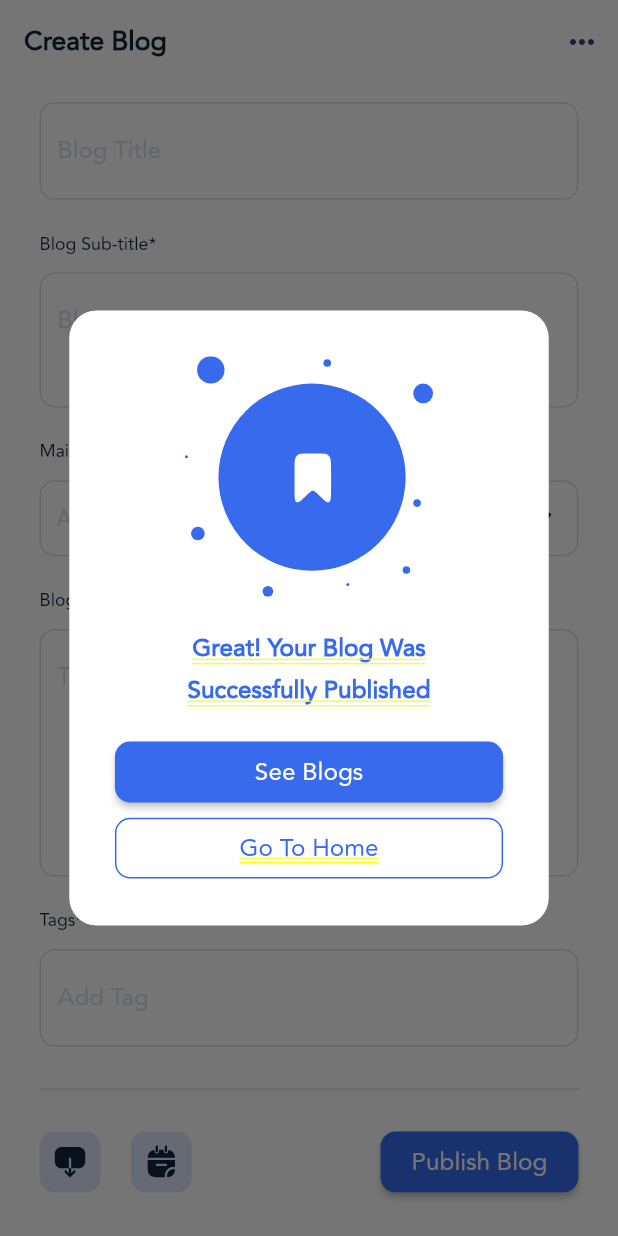
After one commit to MihirLathiya/BlogLand, a Flutter app: the AddBlogScreen screen opened directly, scrolled down 272 dp, after a tap on "Publish Blog", on a phone screen of 412 x 824 dp. The commit adds this screen. Run offline on Flutter 3.47's test engine with Material 2 defaults, Android fonts, the phone set to English and light mode, and no system bars; our stand-ins replace carousel_slider, dotted_border, flutter_slidable, flutter_svg, get, get_storage; accounts and stored records are empty.

Commit message:
init(29-12)

```diff
--- /dev/null
+++ b/lib/controller/add_blog_controller.dart
@@ -0,0 +1,35 @@
+import 'dart:developer';
+
+import 'package:flutter/material.dart';
+import 'package:get/get.dart';
+
+class AddBlogController extends GetxController {
+  TextEditingController titleController = TextEditingController();
+  TextEditingController subTitleController = TextEditingController();
+  TextEditingController tagController = TextEditingController();
+  TextEditingController tagsController = TextEditingController();
+  TextEditingController blogTextController = TextEditingController();
+  List<String> blogTag = ['Health', 'World', 'Income', 'Politics', 'Other'];
+  String selectTag = '';
+  List<String> tags = [];
+
+  addTage({String? value}) {
+    tags.add(value!);
+    log('ADDED TAGS :- ${tags.length}==> ${tags}');
+
+    update();
+  }
+
+  removeTage({String? value}) {
+    tags.remove(value!);
+    log('ADDED TAGS :- ${tags.length}==> ${tags}');
+    tagsController.clear();
+
+    update();
+  }
+
+  updateTag(String value) {
+    selectTag = value;
+    update();
+  }
+}
--- /dev/null
+++ b/lib/view/add_blog/add_blog_screen.dart
@@ -0,0 +1,474 @@
+import 'package:blog_land/controller/add_blog_controller.dart';
+import 'package:blog_land/controller/bottom_bar_controller.dart';
+import 'package:blog_land/widget/app_color.dart';
+import 'package:blog_land/widget/button.dart';
+import 'package:blog_land/widget/common_text.dart';
+import 'package:blog_land/widget/imagepath.dart';
+import 'package:dotted_border/dotted_border.dart';
+import 'package:flutter/material.dart';
+import 'package:flutter_svg/flutter_svg.dart';
+import 'package:get/get.dart';
+
+class AddBlogScreen extends StatefulWidget {
+  const AddBlogScreen({Key? key}) : super(key: key);
+
+  @override
+  State<AddBlogScreen> createState() => _AddBlogScreenState();
+}
+
+class _AddBlogScreenState extends State<AddBlogScreen> {
+  AddBlogController addBlogController = Get.put(AddBlogController());
+  BottomBarController barController = BottomBarController();
+  @override
+  Widget build(BuildContext context) {
+    double baseWidth = 812;
+    final size = MediaQuery.of(context).size.height / baseWidth;
+    double font = size * 0.97;
+    return Scaffold(
+      backgroundColor: AppColor.whiteColor,
+      appBar: AppBar(
+        elevation: 0,
+        backgroundColor: AppColor.transparent,
+        title: CommonText(
+          text: 'Create Blog',
+          size: 18 * font,
+          weight: FontWeight.w800,
+        ),
+        actions: [
+          IconButton(
+            splashRadius: 20,
+            onPressed: () {},
+            icon: Icon(
+              Icons.more_horiz,
+              color: AppColor.textColor,
+            ),
+          )
+        ],
+      ),
+      body: GetBuilder<AddBlogController>(
+        builder: (controller) {
+          return SingleChildScrollView(
+            physics: BouncingScrollPhysics(),
+            child: Padding(
+              padding: EdgeInsets.symmetric(horizontal: 26 * size),
+              child: Column(
+                crossAxisAlignment: CrossAxisAlignment.start,
+                children: [
+                  SizedBox(
+                    height: 10 * size,
+                  ),
+                  GestureDetector(
+                    onTap: () {},
+                    child: DottedBorder(
+                      radius: Radius.circular(26 * size),
+                      color: AppColor.mainColor,
+                      borderType: BorderType.RRect,
+                      strokeWidth: 2,
+                      strokeCap: StrokeCap.butt,
+                      dashPattern: [8],
+                      child: Container(
+                        height: 138 * size,
+                        width: Get.width,
+                        decoration: BoxDecoration(
+                          borderRadius: BorderRadius.circular(24 * size),
+                          color: AppColor.lightBlueColor,
+                        ),
+                        child: Column(
+                          mainAxisAlignment: MainAxisAlignment.center,
+                          children: [
+                            SvgPicture.asset(
+                              AppImage.plus,
+                              color: AppColor.mainColor,
+                            ),
+                            SizedBox(
+                              height: 10 * size,
+                            ),
+                            CommonText(
+                              text: 'Add cover photos',
+                              size: 14 * size,
+                              weight: FontWeight.w800,
+                              color: AppColor.mainColor,
+                            )
+                          ],
+                        ),
+                      ),
+                    ),
+                  ),
+                  SizedBox(
+                    height: 20 * size,
+                  ),
+                  Divider(
+                    thickness: 1,
+                  ),
+                  SizedBox(
+                    height: 20 * size,
+                  ),
+                  CommonText(
+                    text: 'Blogs Details',
+                    size: 16 * size,
+                    weight: FontWeight.w800,
+                    color: AppColor.textColor,
+                  ),
+                  SizedBox(
+                    height: 20 * size,
+                  ),
+                  CommonText(
+                    text: 'Blog Title*',
+                    size: 12 * font,
+                    weight: FontWeight.w400,
+                  ),
+                  SizedBox(
+                    height: 10 * size,
+                  ),
+                  buildTextFormField(
+                      textEditingController: controller.titleController,
+                      textInputAction: TextInputAction.next,
+                      hintText: 'Blog Title'),
+                  SizedBox(
+                    height: 20 * size,
+                  ),
+                  CommonText(
+                    text: 'Blog Sub-title*',
+                    size: 12 * font,
+                    weight: FontWeight.w400,
+                  ),
+                  SizedBox(
+                    height: 10 * size,
+                  ),
+                  buildTextFormField(
+                    textEditingController: controller.subTitleController,
+                    hintText: 'Blog Sub-title',
+                    maxLine: 2,
+                    textInputAction: TextInputAction.next,
+                  ),
+                  SizedBox(
+                    height: 20 * size,
+                  ),
+                  CommonText(
+                    text: 'Main Tag*',
+                    size: 12 * font,
+                    weight: FontWeight.w400,
+                  ),
+                  SizedBox(
+                    height: 10 * size,
+                  ),
+                  Container(
+                    height: 50 * size,
+                    width: Get.width,
+                    padding: EdgeInsets.symmetric(horizontal: 10 * size),
+                    decoration: BoxDecoration(
+                      borderRadius: BorderRadius.circular(10),
+                      border: Border.all(
+                        color: Color(0xffD9DFEB),
+                      ),
+                    ),
+                    child: DropdownButtonHideUnderline(
+                      child: DropdownButton<String>(
+                        icon: SvgPicture.asset(
+                          AppImage.arrowDown,
+                          height: 24 * size,
+                          width: 24 * size,
+                        ),
+                        hint: Text(
+                          controller.selectTag != ''
+                              ? controller.selectTag
+                              : 'Add Tag',
+                          style: TextStyle(
+                              color: controller.selectTag != ''
+                                  ? Colors.black
+                                  : Color(0xffD9DFEB)),
+                        ),
+                        items: controller.blogTag.map(
+                          (e) {
+                            return DropdownMenuItem(
+                              child: Text(e),
+                              value: e,
+                            );
+                          },
+                        ).toList(),
+                        onChanged: (String? value) {
+                          controller.updateTag(value!);
+                        },
+                      ),
+                    ),
+                  ),
+                  SizedBox(
+                    height: 20 * size,
+                  ),
+                  CommonText(
+                    text: 'Blog Text*',
+                    size: 12 * font,
+                    weight: FontWeight.w400,
+                  ),
+                  SizedBox(
+                    height: 10 * size,
+                  ),
+                  buildTextFormField(
+                    textEditingController: controller.blogTextController,
+                    hintText: 'Type Blog Here',
+                    textInputAction: TextInputAction.next,
+                    maxLine: 5,
+                  ),
+                  SizedBox(
+                    height: 20 * size,
+                  ),
+                  CommonText(
+                    text: 'Tags*',
+                    size: 12 * font,
+                    weight: FontWeight.w400,
+                  ),
+                  SizedBox(
+                    height: 10 * size,
+                  ),
+                  buildTextFormField(
+                    textEditingController: controller.tagsController,
+                    hintText: 'Add Tag',
+                    textInputAction: TextInputAction.done,
+                    onSubmit: (val) async {
+                      await controller.addTage(value: val);
+                      controller.tagsController.clear();
+                    },
+                  ),
+                  if (controller.tags.isNotEmpty)
+                    SizedBox(
+                      height: 10 * size,
+                    ),
+                  if (controller.tags.isNotEmpty)
+                    Wrap(
+                      runSpacing: 10,
+                      spacing: 10,
+                      children: [
+                        ...List.generate(
+                          controller.tags.length,
+                          (index) {
+                            return Container(
+                              padding: EdgeInsets.all(5 * size),
+                              decoration: BoxDecoration(
+                                color: AppColor.mainColor,
+                                borderRadius: BorderRadius.circular(5 * size),
+                              ),
+                              child: Row(
+                                mainAxisSize: MainAxisSize.min,
+                                children: [
+                                  CommonText(
+                                    text: controller.tags[index],
+                                    size: 10 * size,
+                                    weight: FontWeight.w300,
+                                    color: AppColor.whiteColor,
+                                  ),
+                                  SizedBox(
+                                    width: 5 * size,
+                                  ),
+                                  GestureDetector(
+                                    onTap: () {
+                                      controller.removeTage(
+                                          value: controller.tags[index]);
+                                    },
+                                    child: Icon(
+                                      Icons.close,
+                                      color: AppColor.whiteColor,
+                                      size: 20 * size,
+                                    ),
+                                  )
+                                ],
+                              ),
+                            );
+                          },
+                        )
+                      ],
+                    ),
+                  SizedBox(
+                    height: 20 * size,
+                  ),
+                  Divider(
+                    thickness: 1,
+                  ),
+                  SizedBox(
+                    height: 20 * size,
+                  ),
+                  Row(
+                    mainAxisAlignment: MainAxisAlignment.spaceBetween,
+                    children: [
+                      Row(
+                        children: [
+                          GestureDetector(
+                            onTap: () {},
+                            child: Container(
+                              height: 40 * size,
+                              width: 40 * size,
+                              decoration: BoxDecoration(
+                                borderRadius: BorderRadius.circular(10 * size),
+                                color: AppColor.lightBlueColor,
+                              ),
+                              child: Center(
+                                child: SvgPicture.asset(
+                                  AppImage.Upload,
+                                  height: 24 * size,
+                                  width: 24 * size,
+                                ),
+                              ),
+                            ),
+                          ),
+                          SizedBox(
+                            width: 20 * size,
+                          ),
+                          GestureDetector(
+                            onTap: () {},
+                            child: Container(
+                              height: 40 * size,
+                              width: 40 * size,
+                              decoration: BoxDecoration(
+                                borderRadius: BorderRadius.circular(10 * size),
+                                color: AppColor.lightBlueColor,
+                              ),
+                              child: Center(
+                                child: SvgPicture.asset(
+                                  AppImage.Calender,
+                                  height: 24 * size,
+                                  width: 24 * size,
+                                ),
+                              ),
+                            ),
+                          ),
+                        ],
+                      ),
+                      CommonButton(
+                        width: 130 * size,
+                        height: 40 * size,
+                        color: AppColor.mainColor,
+                        radius: 10 * size,
+                        text: 'Publish Blog',
+                        onPress: () {
+                          showDialog(
+                            context: context,
+                            builder: (context) {
+                              return StatefulBuilder(
+                                builder: (context, setStat) {
+                                  return Center(
+                                    child: Container(
+                                      height: 404 * size,
+                                      width: 315 * size,
+                                      margin: EdgeInsets.symmetric(
+                                          horizontal: 30 * size),
+                                      padding: EdgeInsets.all(30 * size),
+                                      decoration: BoxDecoration(
+                                        color: AppColor.whiteColor,
+                                        borderRadius:
+                                            BorderRadius.circular(18 * size),
+                                      ),
+                                      child: Column(
+                                        children: [
+                                          SvgPicture.asset(
+                                            AppImage.addDone,
+                                            height: 158 * size,
+                                            width: 163 * size,
+                                          ),
+                                          SizedBox(
+                                            height: 20 * size,
+                                          ),
+                                          CommonText(
+                                            text:
+                                                'Great! Your Blog Was\nSuccessfully Published',
+                                            color: AppColor.mainColor,
+                                            size: 16 * size,
+                                            weight: FontWeight.w800,
+                                            height: 1.7,
+                                            textAlign: TextAlign.center,
+                                          ),
+                                          SizedBox(
+                                            height: 20 * size,
+                                          ),
+                                          CommonButton(
+                                            width: 255 * size,
+                                            height: 40 * size,
+                                            color: AppColor.mainColor,
+                                            radius: 10 * size,
+                                            text: 'See Blogs',
+                                            onPress: () {},
+                                            textSize: 16 * size,
+                                            textColor: AppColor.whiteColor,
+                                            textWeight: FontWeight.w500,
+                                          ),
+                                          SizedBox(
+                                            height: 10 * size,
+                                          ),
+                                          GestureDetector(
+                                            onTap: () {},
+                                            child: Container(
+                                              width: 255 * size,
+                                              height: 40 * size,
+                                              decoration: BoxDecoration(
+                                                borderRadius:
+                                                    BorderRadius.circular(
+                                                  10 * size,
+                                                ),
+                                                border: Border.all(
+                                                  color: AppColor.mainColor,
+                                                ),
+                                              ),
+                                              alignment: Alignment.center,
+                                              child: CommonText(
+                                                text: 'Go To Home',
+                                                size: 16 * size,
+                                                weight: FontWeight.w500,
+                                                color: AppColor.mainColor,
+                                              ),
+                                            ),
+                                          )
+                                        ],
+                                      ),
+                                    ),
+                                  );
+                                },
+                              );
+                            },
+                          );
+                        },
+                        textSize: 16 * size,
+                        textColor: AppColor.whiteColor,
+                        textWeight: FontWeight.w500,
+                      ),
+                    ],
+                  ),
+                  SizedBox(
+                    height: 29 * size,
+                  ),
+                ],
+              ),
+            ),
+          );
+        },
+      ),
+    );
+  }
+
+  TextFormField buildTextFormField(
+      {TextEditingController? textEditingController,
+      String? hintText,
+      void Function(String)? onSubmit,
+      TextInputAction? textInputAction,
+      int maxLine = 1}) {
+    return TextFormField(
+      style: TextStyle(fontFamily: 'Avenir', fontWeight: FontWeight.w500),
+      textInputAction: textInputAction,
+      maxLines: maxLine,
+      onFieldSubmitted: onSubmit,
+      decoration: InputDecoration(
+        hintText: hintText,
+        hintStyle: TextStyle(color: Color(0xffD9DFEB)),
+        border: OutlineInputBorder(
+          borderRadius: BorderRadius.circular(10),
+          borderSide: BorderSide(
+            color: Color(0xffD9DFEB),
+          ),
+        ),
+        enabledBorder: OutlineInputBorder(
+          borderRadius: BorderRadius.circular(10),
+          borderSide: BorderSide(
+            color: Color(0xffD9DFEB),
+          ),
+        ),
+      ),
+    );
+  }
+}
--- a/lib/view/bottom_bar.dart
+++ b/lib/view/bottom_bar.dart
@@ -1,4 +1,5 @@
 import 'package:blog_land/controller/bottom_bar_controller.dart';
+import 'package:blog_land/view/add_blog/add_blog_screen.dart';
 import 'package:blog_land/view/home_screen/home_screen.dart';
 import 'package:blog_land/view/profile_screen/profile_screen.dart';
 import 'package:blog_land/widget/app_color.dart';
@@ -32,9 +33,7 @@ class _AppBottomBarState extends State<AppBottomBar> {
       color: Colors.green,
     ),
     ProfileScreen(),
-    Container(
-      color: Colors.blue,
-    ),
+    AddBlogScreen(),
   ];
   List<String> name = [
     'Home',
--- a/lib/widget/imagepath.dart
+++ b/lib/widget/imagepath.dart
@@ -35,4 +35,8 @@ class AppImage {
   static String delete = 'assets/svg/delete.svg';
   static String setting = 'assets/svg/Setting.svg';
   static String userImage = 'assets/images/userImage.png';
+  static String arrowDown = 'assets/svg/Arrow - Down.svg';
+  static String Calender = 'assets/svg/Calender.svg';
+  static String Upload = 'assets/svg/Upload.svg';
+  static String addDone = 'assets/svg/addDone.svg';
 }
--- a/pubspec.yaml
+++ b/pubspec.yaml
@@ -41,6 +41,7 @@ dependencies:
   get_storage: ^2.0.3
   flutter_slidable: ^0.6.0
   carousel_slider: ^4.2.1
+  dotted_border: ^2.0.0+3
 
 dev_dependencies:
   flutter_test:
```
Also changed, not shown: assets/svg/Arrow - Down.svg (added), assets/svg/Calender.svg (added), assets/svg/Upload.svg (added), assets/svg/addDone.svg (added), pubspec.lock.
